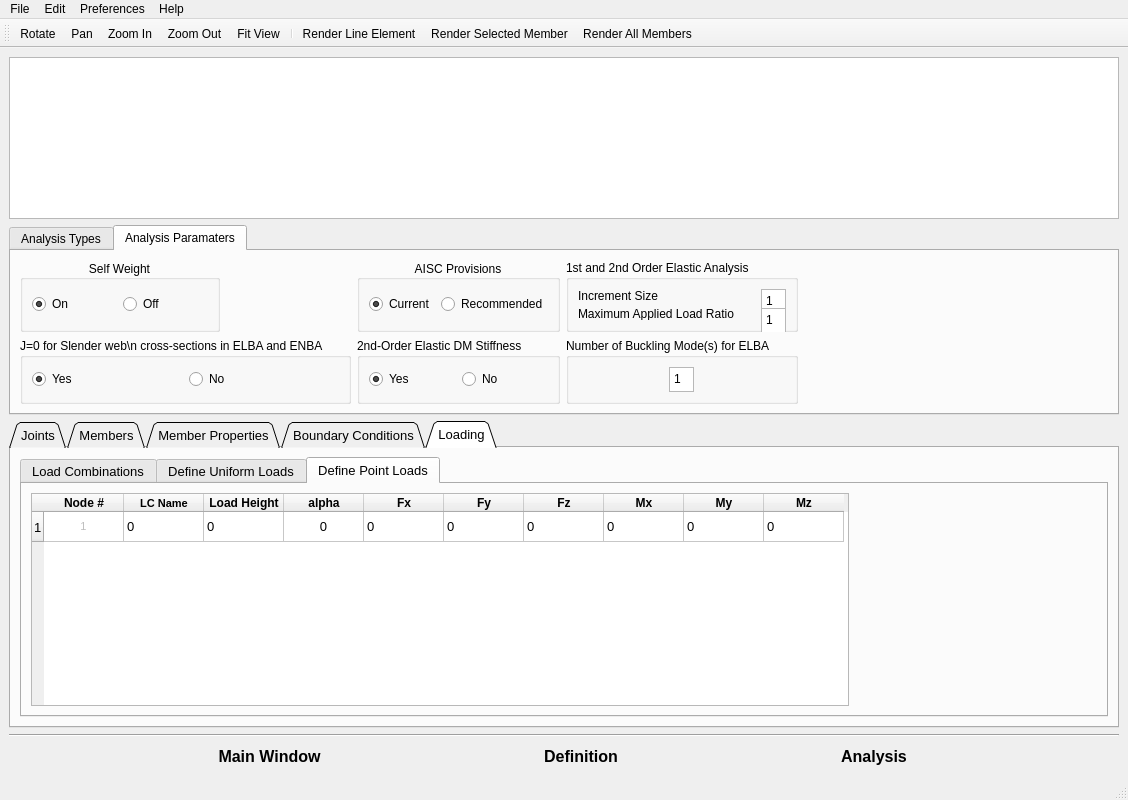
Qt form GUI dev/Try1_Oguzhan/Sabre2 GUI/SABRE2-V3.ui (oguzhantogay/SABRE2_V2_local) before a commit.
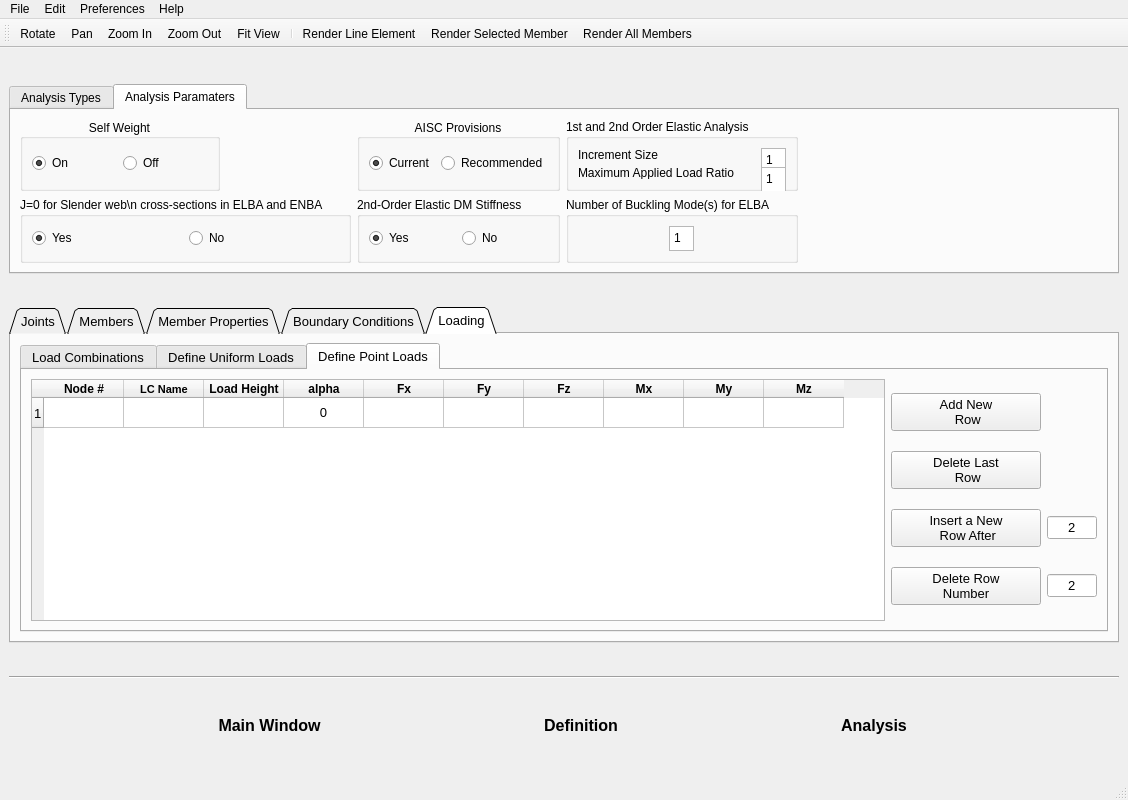
The same form after that commit. Icons and pictures are not drawn.

Commit message: opengl widget is added

The edit to the form file:
```diff
--- a/GUI dev/Try1_Oguzhan/Sabre2 GUI/SABRE2-V3.ui
+++ b/GUI dev/Try1_Oguzhan/Sabre2 GUI/SABRE2-V3.ui
@@ -18,9 +18,6 @@
   </property>
   <widget class="QWidget" name="centralwidget">
    <layout class="QVBoxLayout" name="verticalLayout_8">
-    <item>
-     <widget class="QGraphicsView" name="graphicsView"/>
-    </item>
     <item>
      <widget class="QTabWidget" name="AnalysisTabs">
       <property name="maximumSize">
@@ -3021,32 +3018,9 @@
                 </font>
                </property>
               </column>
-              <item row="0" column="0">
-               <property name="text">
-                <string>1</string>
-               </property>
-               <property name="font">
-                <font>
-                 <pointsize>8</pointsize>
-                 <weight>50</weight>
-                 <bold>false</bold>
-                </font>
-               </property>
-               <property name="textAlignment">
-                <set>AlignCenter</set>
-               </property>
-               <property name="flags">
-                <set>ItemIsDragEnabled|ItemIsUserCheckable</set>
-               </property>
-              </item>
-              <item row="0" column="1">
-               <property name="text">
-                <string>0</string>
-               </property>
-              </item>
               <item row="0" column="2">
                <property name="text">
-                <string>0</string>
+                <string/>
                </property>
               </item>
               <item row="0" column="3">
@@ -3057,50 +3031,111 @@
                 <set>AlignCenter</set>
                </property>
               </item>
-              <item row="0" column="4">
-               <property name="text">
-                <string>0</string>
-               </property>
-              </item>
-              <item row="0" column="5">
-               <property name="text">
-                <string>0</string>
-               </property>
-              </item>
-              <item row="0" column="6">
-               <property name="text">
-                <string>0</string>
-               </property>
-              </item>
-              <item row="0" column="7">
-               <property name="text">
-                <string>0</string>
-               </property>
-              </item>
-              <item row="0" column="8">
-               <property name="text">
-                <string>0</string>
-               </property>
-              </item>
-              <item row="0" column="9">
-               <property name="text">
-                <string>0</string>
-               </property>
-              </item>
              </widget>
             </item>
             <item>
-             <spacer name="horizontalSpacer_6">
-              <property name="orientation">
-               <enum>Qt::Horizontal</enum>
-              </property>
-              <property name="sizeHint" stdset="0">
-               <size>
-                <width>40</width>
-                <height>20</height>
-               </size>
-              </property>
-             </spacer>
+             <layout class="QGridLayout" name="gridLayout_11">
+              <item row="1" column="0">
+               <widget class="QPushButton" name="Delete_last_row_point_load">
+                <property name="minimumSize">
+                 <size>
+                  <width>0</width>
+                  <height>0</height>
+                 </size>
+                </property>
+                <property name="maximumSize">
+                 <size>
+                  <width>200</width>
+                  <height>16777215</height>
+                 </size>
+                </property>
+                <property name="text">
+                 <string>Delete Last 
+ Row</string>
+                </property>
+               </widget>
+              </item>
+              <item row="3" column="0">
+               <widget class="QPushButton" name="Delete_new_row_button_point_load">
+                <property name="maximumSize">
+                 <size>
+                  <width>150</width>
+                  <height>16777215</height>
+                 </size>
+                </property>
+                <property name="text">
+                 <string>Delete Row 
+Number</string>
+                </property>
+               </widget>
+              </item>
+              <item row="2" column="0">
+               <widget class="QPushButton" name="Insert_new_row_button_point_load">
+                <property name="enabled">
+                 <bool>true</bool>
+                </property>
+                <property name="maximumSize">
+                 <size>
+                  <width>150</width>
+                  <height>16777215</height>
+                 </size>
+                </property>
+                <property name="text">
+                 <string>Insert a New 
+ Row After</string>
+                </property>
+               </widget>
+              </item>
+              <item row="0" column="0">
+               <widget class="QPushButton" name="Add_new_row_point_load">
+                <property name="maximumSize">
+                 <size>
+                  <width>200</width>
+                  <height>16777215</height>
+                 </size>
+                </property>
+                <property name="text">
+                 <string>Add New
+ Row</string>
+                </property>
+               </widget>
+              </item>
+              <item row="2" column="1">
+               <widget class="QLineEdit" name="Inser_number_point_load">
+                <property name="maximumSize">
+                 <size>
+                  <width>50</width>
+                  <height>16777215</height>
+                 </size>
+                </property>
+                <property name="layoutDirection">
+                 <enum>Qt::LeftToRight</enum>
+                </property>
+                <property name="text">
+                 <string>2</string>
+                </property>
+                <property name="alignment">
+                 <set>Qt::AlignCenter</set>
+                </property>
+               </widget>
+              </item>
+              <item row="3" column="1">
+               <widget class="QLineEdit" name="Delete_number_point_load">
+                <property name="maximumSize">
+                 <size>
+                  <width>50</width>
+                  <height>16777215</height>
+                 </size>
+                </property>
+                <property name="text">
+                 <string>2</string>
+                </property>
+                <property name="alignment">
+                 <set>Qt::AlignCenter</set>
+                </property>
+               </widget>
+              </item>
+             </layout>
             </item>
            </layout>
           </widget>
```
Left out of the diff: 145 changed lines with no effect on the pictures. The commit also changes 3 other files.
